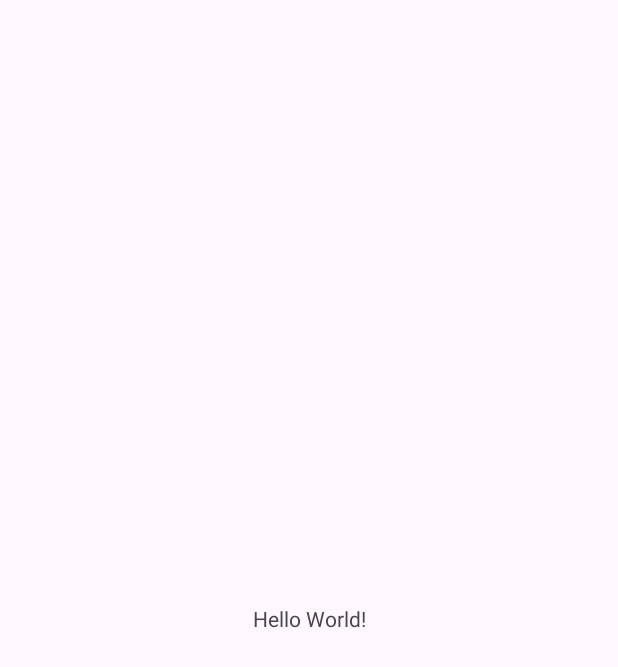
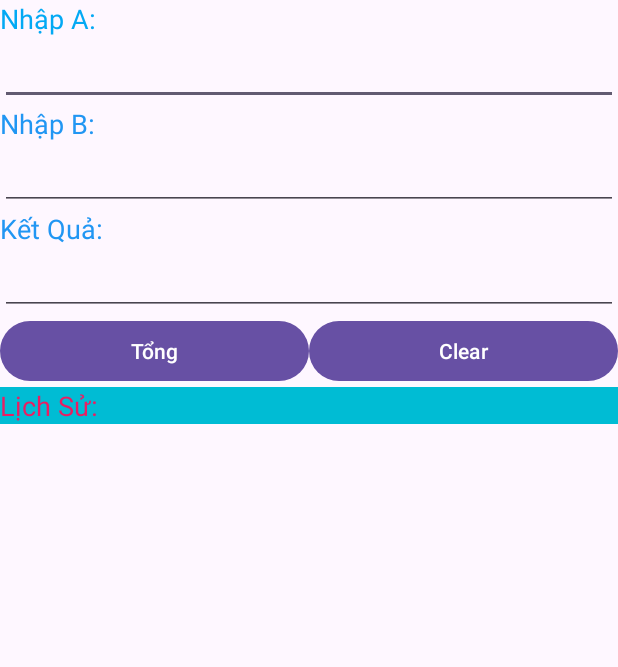
Before and after one commit to tranhieu243/CSE441_PRATICE, an Android app: the screen it shows after launch (MainActivity), on a phone screen of 412 x 824 dp. Before the commit the part shown is almost empty. Shown: the top 667 px of the screen. Run offline under Robolectric (Android 15) with nearby library versions, the phone set to English and light mode, and no system bars.

Commit message:
layout Ex16

```diff
--- a/Ex16/app/src/main/java/vn/edu/tlu/ex16/MainActivity.java
+++ b/Ex16/app/src/main/java/vn/edu/tlu/ex16/MainActivity.java
@@ -1,6 +1,11 @@
 package vn.edu.tlu.ex16;
 
+import android.content.SharedPreferences;
 import android.os.Bundle;
+import android.view.View;
+import android.widget.Button;
+import android.widget.EditText;
+import android.widget.TextView;
 
 import androidx.activity.EdgeToEdge;
 import androidx.appcompat.app.AppCompatActivity;
@@ -9,16 +14,50 @@ import androidx.core.view.ViewCompat;
 import androidx.core.view.WindowInsetsCompat;
 
 public class MainActivity extends AppCompatActivity {
-
+    EditText edtA, edtB, edtKQ;
+    Button btnTong, btnClear;
+    TextView txtLichSu;
+    String lichsu = "";
     @Override
     protected void onCreate(Bundle savedInstanceState) {
         super.onCreate(savedInstanceState);
-        EdgeToEdge.enable(this);
         setContentView(R.layout.activity_main);
-        ViewCompat.setOnApplyWindowInsetsListener(findViewById(R.id.main), (v, insets) -> {
-            Insets systemBars = insets.getInsets(WindowInsetsCompat.Type.systemBars());
-            v.setPadding(systemBars.left, systemBars.top, systemBars.right, systemBars.bottom);
-            return insets;
+        edtA = findViewById(R.id.edtA);
+        edtB = findViewById(R.id.edtB);
+        edtKQ = findViewById(R.id.edtKQ);
+        btnTong = findViewById(R.id.btnTong);
+        btnClear = findViewById(R.id.btnClear);
+        txtLichSu = findViewById(R.id.txtLichSu);
+        SharedPreferences myprefs = getSharedPreferences("mysave", MODE_PRIVATE);
+        lichsu = myprefs.getString("ls","");
+        txtLichSu.setText(lichsu);
+        btnTong.setOnClickListener(new View.OnClickListener() {
+            @Override
+            public void onClick(View view) {
+                int a = Integer.parseInt(edtA.getText().toString());
+                int b = Integer.parseInt(edtB.getText().toString());
+                int kq = a + b;
+                edtKQ.setText(kq+"");
+                lichsu += a+" + "+b+" = "+kq;
+                txtLichSu.setText(lichsu);
+                lichsu += "\n";
+            }
+        });
+        btnClear.setOnClickListener(new View.OnClickListener() {
+            @Override
+            public void onClick(View view) {
+                lichsu="";
+                txtLichSu.setText(lichsu);
+            }
         });
     }
+
+    @Override
+    protected void onPause() {
+        super.onPause();
+        SharedPreferences myprefs = getSharedPreferences("mysave", MODE_PRIVATE);
+        SharedPreferences.Editor myedit = myprefs.edit();
+        myedit.putString("ls", lichsu);
+        myedit.commit();
+    }
 }
--- a/Ex16/app/src/main/res/layout/activity_main.xml
+++ b/Ex16/app/src/main/res/layout/activity_main.xml
@@ -1,19 +1,100 @@
 <?xml version="1.0" encoding="utf-8"?>
-<androidx.constraintlayout.widget.ConstraintLayout xmlns:android="http://schemas.android.com/apk/res/android"
+<LinearLayout xmlns:android="http://schemas.android.com/apk/res/android"
     xmlns:app="http://schemas.android.com/apk/res-auto"
     xmlns:tools="http://schemas.android.com/tools"
     android:id="@+id/main"
     android:layout_width="match_parent"
     android:layout_height="match_parent"
+    android:orientation="vertical"
     tools:context=".MainActivity">
 
     <TextView
-        android:layout_width="wrap_content"
+        android:id="@+id/textView"
+        android:layout_width="match_parent"
         android:layout_height="wrap_content"
-        android:text="Hello World!"
-        app:layout_constraintBottom_toBottomOf="parent"
-        app:layout_constraintEnd_toEndOf="parent"
-        app:layout_constraintStart_toStartOf="parent"
-        app:layout_constraintTop_toTopOf="parent" />
+        android:text="Nhập A: "
+        android:textColor="#03A9F4"
+        android:textSize="18dp" />
 
-</androidx.constraintlayout.widget.ConstraintLayout>
+    <EditText
+        android:id="@+id/edtA"
+        android:layout_width="match_parent"
+        android:layout_height="wrap_content"
+        android:ems="10"
+        android:inputType="number" />
+
+    <TextView
+        android:id="@+id/textView2"
+        android:layout_width="match_parent"
+        android:layout_height="wrap_content"
+        android:text="Nhập B:"
+        android:textColor="#2196F3"
+        android:textSize="18dp" />
+
+    <EditText
+        android:id="@+id/edtB"
+        android:layout_width="match_parent"
+        android:layout_height="wrap_content"
+        android:ems="10"
+        android:inputType="number" />
+
+    <TextView
+        android:id="@+id/textView3"
+        android:layout_width="match_parent"
+        android:layout_height="wrap_content"
+        android:text="Kết Quả: "
+        android:textColor="#2196F3"
+        android:textSize="18dp" />
+
+    <EditText
+        android:id="@+id/edtKQ"
+        android:layout_width="match_parent"
+        android:layout_height="wrap_content"
+        android:ems="10"
+        android:inputType="number" />
+
+    <LinearLayout
+        android:layout_width="match_parent"
+        android:layout_height="wrap_content"
+        >
+
+        <Button
+            android:id="@+id/btnTong"
+            android:layout_width="wrap_content"
+            android:layout_height="wrap_content"
+            android:layout_weight="1"
+            android:text="Tổng"
+            />
+
+        <Button
+            android:id="@+id/btnClear"
+            android:layout_width="wrap_content"
+            android:layout_height="wrap_content"
+            android:layout_weight="1"
+            android:text="Clear" />
+
+    </LinearLayout>
+
+    <LinearLayout
+        android:layout_width="match_parent"
+        android:layout_height="match_parent"
+        android:orientation="vertical">
+
+        <TextView
+            android:id="@+id/textView4"
+            android:layout_width="match_parent"
+            android:layout_height="wrap_content"
+            android:background="#00BCD4"
+            android:backgroundTint="#00BCD4"
+            android:textFontWeight="@integer/material_motion_duration_long_2"
+            android:text="Lịch Sử: "
+            android:textColor="#E91E63"
+            android:textSize="18dp" />
+
+        <TextView
+            android:id="@+id/txtLichSu"
+            android:layout_width="match_parent"
+            android:layout_height="wrap_content"
+            android:inputType="textMultiLine" />
+    </LinearLayout>
+</LinearLayout>
```
